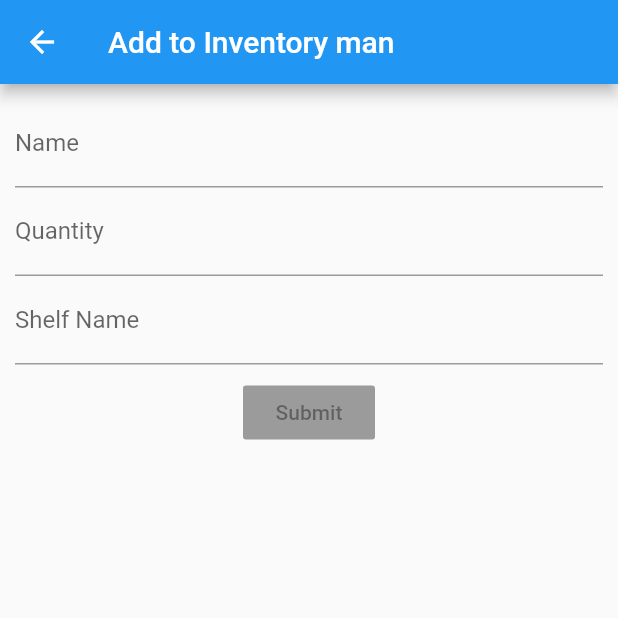
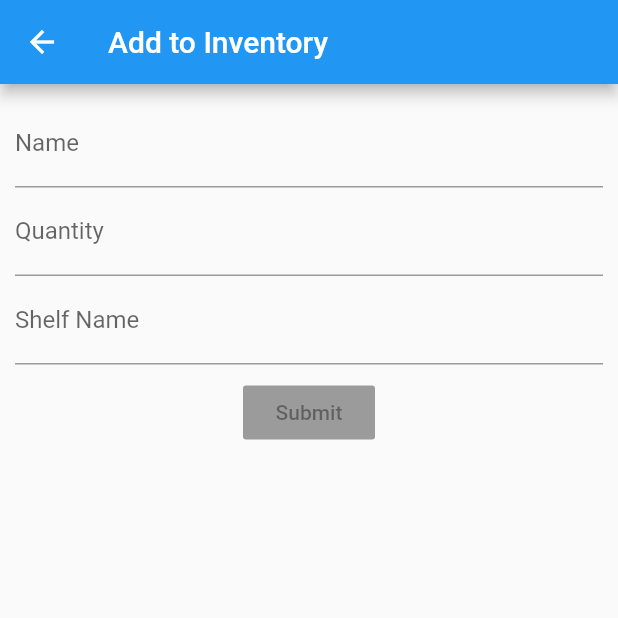
Before and after one commit to santosh4005/homeinventory, a Flutter app: the screen it shows after launch, after a tap on the "add" icon, on a phone screen of 412 x 824 dp, the top half of it. Run offline on Flutter 3.47's test engine with Material 2 defaults, Android fonts, the phone set to English and light mode, and no system bars.

Commit message:
second test

```diff
--- a/lib/screens/addinventory.dart
+++ b/lib/screens/addinventory.dart
@@ -16,7 +16,7 @@ class _AddInventoryState extends State<AddInventory> {
   Widget build(BuildContext context) {
     return Scaffold(
       appBar: AppBar(
-        title: Text("Add to Inventory man"),
+        title: Text("Add to Inventory"),
       ),
       body: Padding(
         padding: const EdgeInsets.all(10.0),
--- a/lib/screens/myhomepage.dart
+++ b/lib/screens/myhomepage.dart
@@ -34,7 +34,7 @@ class _MyHomePageState extends State<MyHomePage> {
                   mainAxisAlignment: MainAxisAlignment.center,
                   children: <Widget>[
                     Icon(Icons.list),
-                    Text("My Inventory"),
+                    Text("My Inventory!"),
                   ],
                 ),
               ),
```
